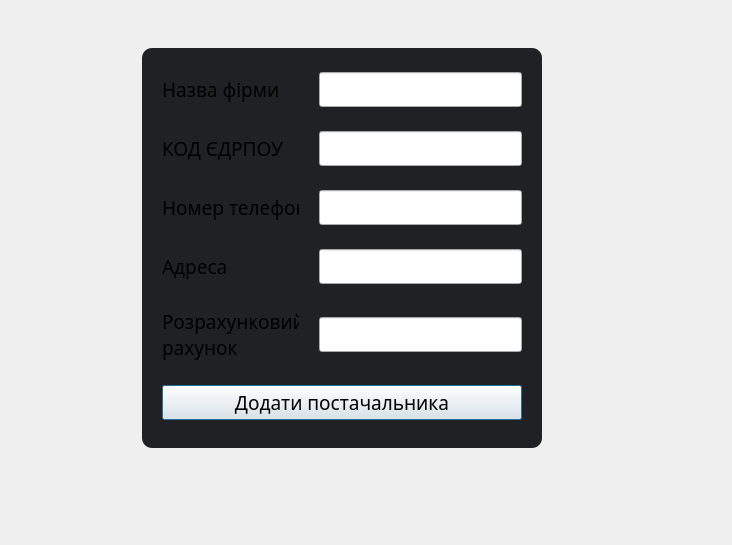
Old version of the form src/View/addnewsupplier.ui in the repository Fyz-dev/GunStore.
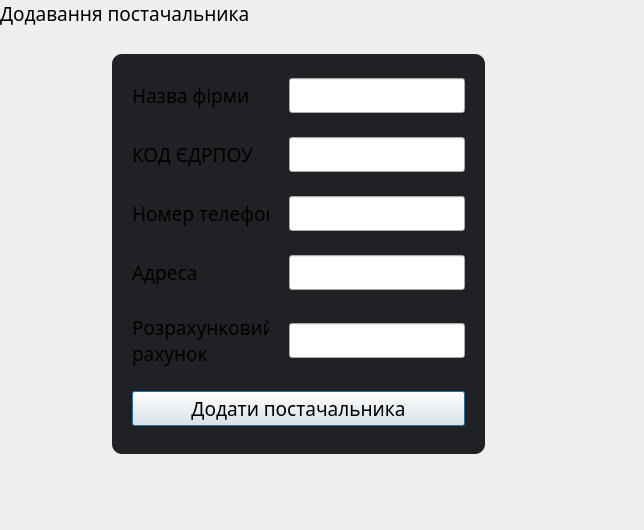
New version of the form.

What changed in the file:
```diff
--- a/src/View/addnewsupplier.ui
+++ b/src/View/addnewsupplier.ui
@@ -6,8 +6,8 @@
    <rect>
     <x>0</x>
     <y>0</y>
-    <width>732</width>
-    <height>545</height>
+    <width>644</width>
+    <height>530</height>
    </rect>
   </property>
   <property name="font">
@@ -25,27 +25,102 @@
 	background-color: #202124;
 }</string>
   </property>
+  <layout class="QVBoxLayout" name="verticalLayout_3">
+   <property name="spacing">
+    <number>0</number>
+   </property>
+   <property name="leftMargin">
+    <number>0</number>
+   </property>
+   <property name="topMargin">
+    <number>0</number>
+   </property>
+   <property name="rightMargin">
+    <number>48</number>
+   </property>
+   <property name="bottomMargin">
+    <number>48</number>
+   </property>
+   <item>
   <layout class="QHBoxLayout" name="horizontalLayout">
-   <property name="spacing">
-    <number>0</number>
-   </property>
-   <property name="leftMargin">
-    <number>0</number>
-   </property>
-   <property name="topMargin">
-    <number>0</number>
-   </property>
-   <property name="rightMargin">
-    <number>48</number>
-   </property>
-   <property name="bottomMargin">
-    <number>48</number>
-   </property>
+     <item>
+      <widget class="QLabel" name="label">
+       <property name="sizePolicy">
+        <sizepolicy hsizetype="Preferred" vsizetype="Fixed">
+         <horstretch>0</horstretch>
+         <verstretch>0</verstretch>
+        </sizepolicy>
+       </property>
+       <property name="text">
+        <string>Додавання постачальника</string>
+       </property>
+       <property name="alignment">
+        <set>Qt::AlignLeading|Qt::AlignLeft|Qt::AlignTop</set>
+       </property>
+      </widget>
+     </item>
+     <item>
+      <spacer name="horizontalSpacer">
+       <property name="orientation">
+        <enum>Qt::Horizontal</enum>
+       </property>
+       <property name="sizeHint" stdset="0">
+        <size>
+         <width>40</width>
+         <height>20</height>
+        </size>
+       </property>
+      </spacer>
+     </item>
+    </layout>
+   </item>
+   <item>
+    <layout class="QHBoxLayout" name="horizontalLayout_2">
+     <item>
+      <spacer name="horizontalSpacer_2">
+       <property name="orientation">
+        <enum>Qt::Horizontal</enum>
+       </property>
+       <property name="sizeHint" stdset="0">
+        <size>
+         <width>40</width>
+         <height>20</height>
+        </size>
+       </property>
+      </spacer>
+     </item>
+     <item>
+      <layout class="QVBoxLayout" name="verticalLayout_2">
+       <item>
+        <spacer name="verticalSpacer_2">
+         <property name="orientation">
+          <enum>Qt::Vertical</enum>
+         </property>
+         <property name="sizeHint" stdset="0">
+          <size>
+           <width>20</width>
+           <height>40</height>
+          </size>
+         </property>
+        </spacer>
+       </item>
    <item>
     <widget class="QWidget" name="widget" native="true">
+         <property name="sizePolicy">
+          <sizepolicy hsizetype="Expanding" vsizetype="Expanding">
+           <horstretch>0</horstretch>
+           <verstretch>0</verstretch>
+          </sizepolicy>
+         </property>
+         <property name="minimumSize">
+          <size>
+           <width>0</width>
+           <height>400</height>
+          </size>
+         </property>
      <property name="maximumSize">
       <size>
-       <width>400</width>
+           <width>550</width>
        <height>400</height>
       </size>
      </property>
@@ -70,7 +145,7 @@
         <item>
          <widget class="QLabel" name="label_20">
           <property name="sizePolicy">
-           <sizepolicy hsizetype="Maximum" vsizetype="Preferred">
+               <sizepolicy hsizetype="Maximum" vsizetype="Fixed">
             <horstretch>0</horstretch>
             <verstretch>0</verstretch>
            </sizepolicy>
@@ -102,7 +177,7 @@
         <item>
          <widget class="QLabel" name="label_19">
           <property name="sizePolicy">
-           <sizepolicy hsizetype="Maximum" vsizetype="Preferred">
+               <sizepolicy hsizetype="Maximum" vsizetype="Fixed">
             <horstretch>0</horstretch>
             <verstretch>0</verstretch>
            </sizepolicy>
@@ -153,7 +228,7 @@
         <item>
          <widget class="QLabel" name="label_18">
           <property name="sizePolicy">
-           <sizepolicy hsizetype="Maximum" vsizetype="Preferred">
+               <sizepolicy hsizetype="Maximum" vsizetype="Fixed">
             <horstretch>0</horstretch>
             <verstretch>0</verstretch>
            </sizepolicy>
@@ -204,7 +279,7 @@
         <item>
          <widget class="QLabel" name="label_17">
           <property name="sizePolicy">
-           <sizepolicy hsizetype="Maximum" vsizetype="Preferred">
+               <sizepolicy hsizetype="Maximum" vsizetype="Fixed">
             <horstretch>0</horstretch>
             <verstretch>0</verstretch>
            </sizepolicy>
@@ -255,7 +330,7 @@
         <item>
          <widget class="QLabel" name="label_21">
           <property name="sizePolicy">
-           <sizepolicy hsizetype="Minimum" vsizetype="Preferred">
+               <sizepolicy hsizetype="Minimum" vsizetype="Fixed">
             <horstretch>0</horstretch>
             <verstretch>0</verstretch>
            </sizepolicy>
@@ -311,6 +386,36 @@
       </item>
      </layout>
     </widget>
+       </item>
+       <item>
+        <spacer name="verticalSpacer">
+         <property name="orientation">
+          <enum>Qt::Vertical</enum>
+         </property>
+         <property name="sizeHint" stdset="0">
+          <size>
+           <width>20</width>
+           <height>40</height>
+          </size>
+         </property>
+        </spacer>
+       </item>
+      </layout>
+     </item>
+     <item>
+      <spacer name="horizontalSpacer_3">
+       <property name="orientation">
+        <enum>Qt::Horizontal</enum>
+       </property>
+       <property name="sizeHint" stdset="0">
+        <size>
+         <width>40</width>
+         <height>20</height>
+        </size>
+       </property>
+      </spacer>
+     </item>
+    </layout>
    </item>
   </layout>
  </widget>
```
Lines whose indentation alone changed are shown as unchanged.
